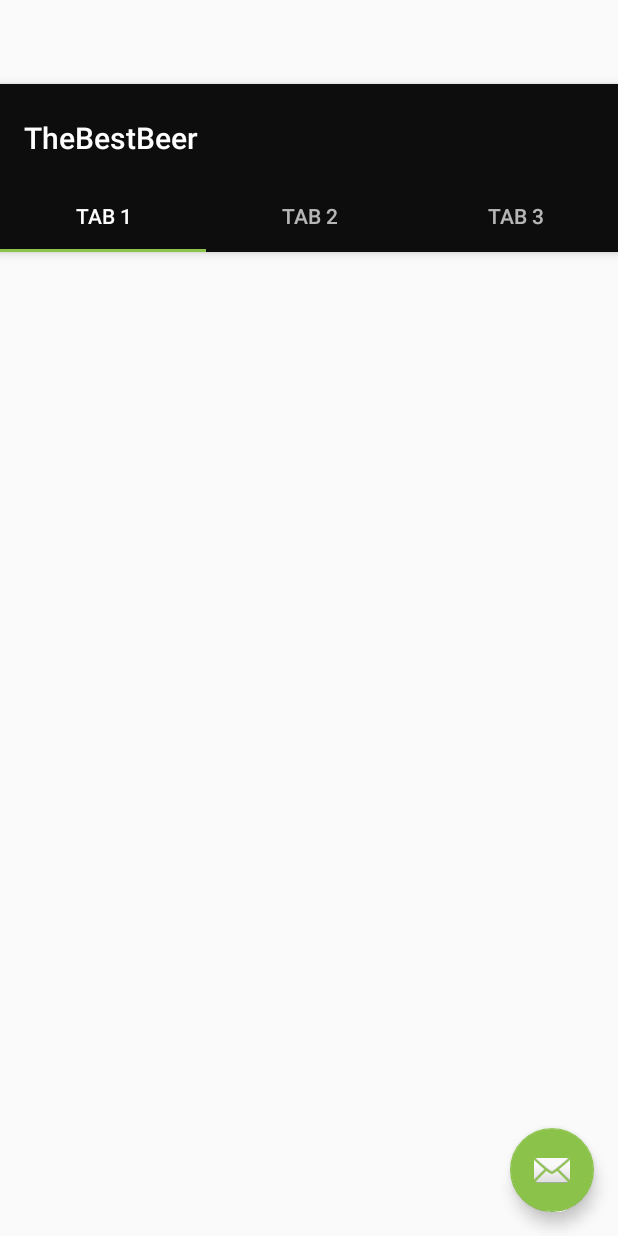
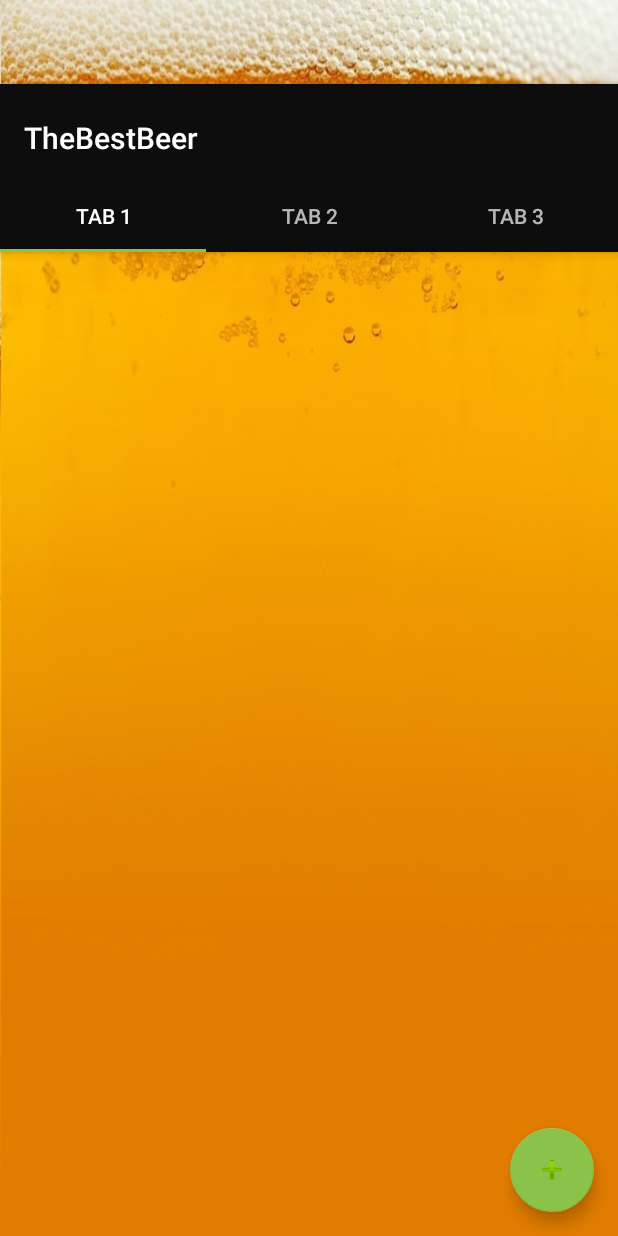
Before and after one commit to bmendex/programacao-mobile, an Android app: the layout activity_home.xml on its own in the app's theme, with its tools: preview values and no code run, on a phone screen of 412 x 824 dp. Run offline under Robolectric (Android 15) with nearby library versions, the phone set to English and light mode, and no system bars.

Commit message:
Nova versão TheBestBeer

```diff
--- /dev/null
+++ b/projeto/TheBestBeer/app/src/main/java/thebestbeer/br/com/thebestbeer/FacebookActivity.java
@@ -0,0 +1,6 @@
+package thebestbeer.br.com.thebestbeer;
+
+import android.app.Activity;
+
+public class FacebookActivity extends Activity {
+}
--- a/projeto/TheBestBeer/app/src/main/java/thebestbeer/br/com/thebestbeer/activities/HomeActivity.java
+++ b/projeto/TheBestBeer/app/src/main/java/thebestbeer/br/com/thebestbeer/activities/HomeActivity.java
@@ -8,6 +8,7 @@ import android.support.v4.view.ViewPager;
 
 import org.androidannotations.annotations.AfterViews;
 import org.androidannotations.annotations.EActivity;
+import org.androidannotations.annotations.EFragment;
 import org.androidannotations.annotations.ViewById;
 
 import java.util.ArrayList;
@@ -28,7 +29,7 @@ public class HomeActivity extends AppCompatActivity {
     @ViewById(R.id.container)
     protected ViewPager mContainer;
 
-    private FeedFragment mFeedFragment;
+    protected FeedFragment mFeedFragment;
 
     /**
      * Depois da criação da activity (onCreate), o metodo com anotação
--- a/projeto/TheBestBeer/app/src/main/java/thebestbeer/br/com/thebestbeer/fragmentos/FeedFragment.java
+++ b/projeto/TheBestBeer/app/src/main/java/thebestbeer/br/com/thebestbeer/fragmentos/FeedFragment.java
@@ -1,6 +1,7 @@
 package thebestbeer.br.com.thebestbeer.fragmentos;
 
 import android.support.v4.app.Fragment;
+import android.support.v7.widget.RecyclerView;
 import android.widget.ListView;
 import android.widget.Toast;
 
@@ -23,7 +24,7 @@ public class FeedFragment extends Fragment{
     String mTitulo;
 
     @ViewById(R.id.feed_recyclerview)
-
+    RecyclerView mFeedFragment;
 
     @AfterViews
     protected void initi(){
--- a/projeto/TheBestBeer/app/src/main/res/layout/activity_home.xml
+++ b/projeto/TheBestBeer/app/src/main/res/layout/activity_home.xml
@@ -6,7 +6,8 @@
     android:layout_width="match_parent"
     android:layout_height="match_parent"
     android:fitsSystemWindows="true"
-    tools:context=".activities.HomeActivity">
+    tools:context=".activities.HomeActivity"
+    android:background="@drawable/bcg_cerveja">
 
     <android.support.design.widget.AppBarLayout
         android:id="@+id/home_appbar"
@@ -65,6 +66,6 @@
         android:layout_height="wrap_content"
         android:layout_gravity="end|bottom"
         android:layout_margin="@dimen/fab_margin"
-        app:srcCompat="@android:drawable/ic_dialog_email" />
+        app:srcCompat="@android:drawable/ic_input_add" />
 
 </android.support.design.widget.CoordinatorLayout>
```
Also changed, not shown: projeto/TheBestBeer/app/src/main/java/thebestbeer/br/com/thebestbeer/activities/LoginActivity.java (+14 -0 lines), projeto/TheBestBeer/app/src/main/java/thebestbeer/br/com/thebestbeer/models/Cervejas.java (+7 -7 lines).
